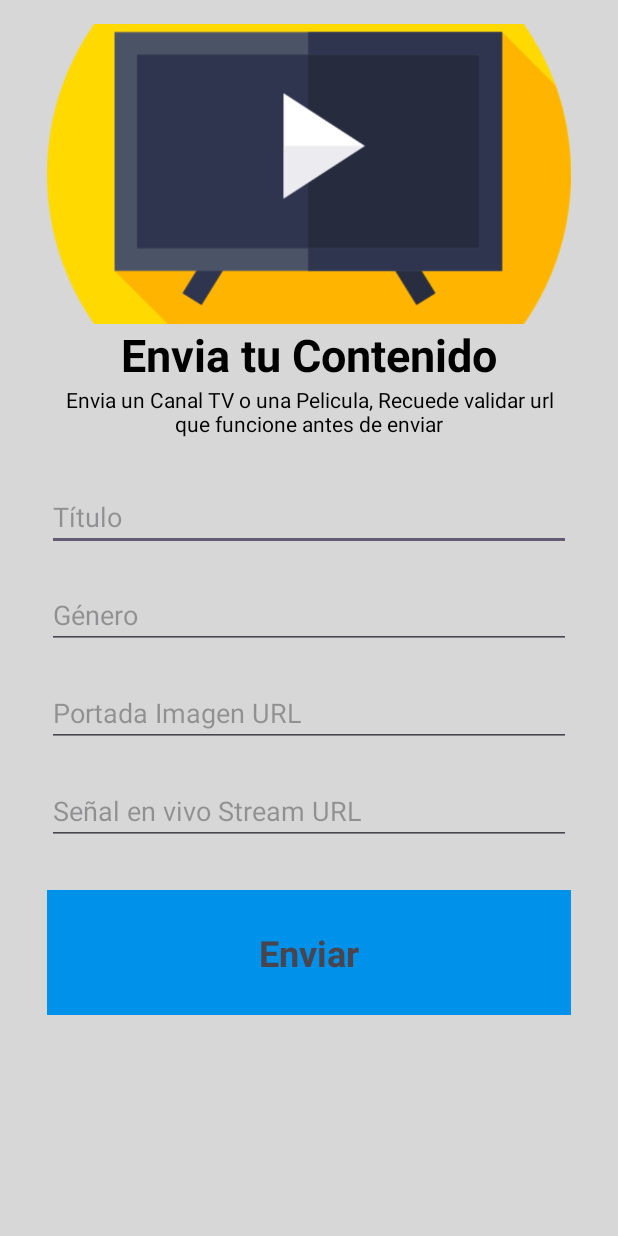
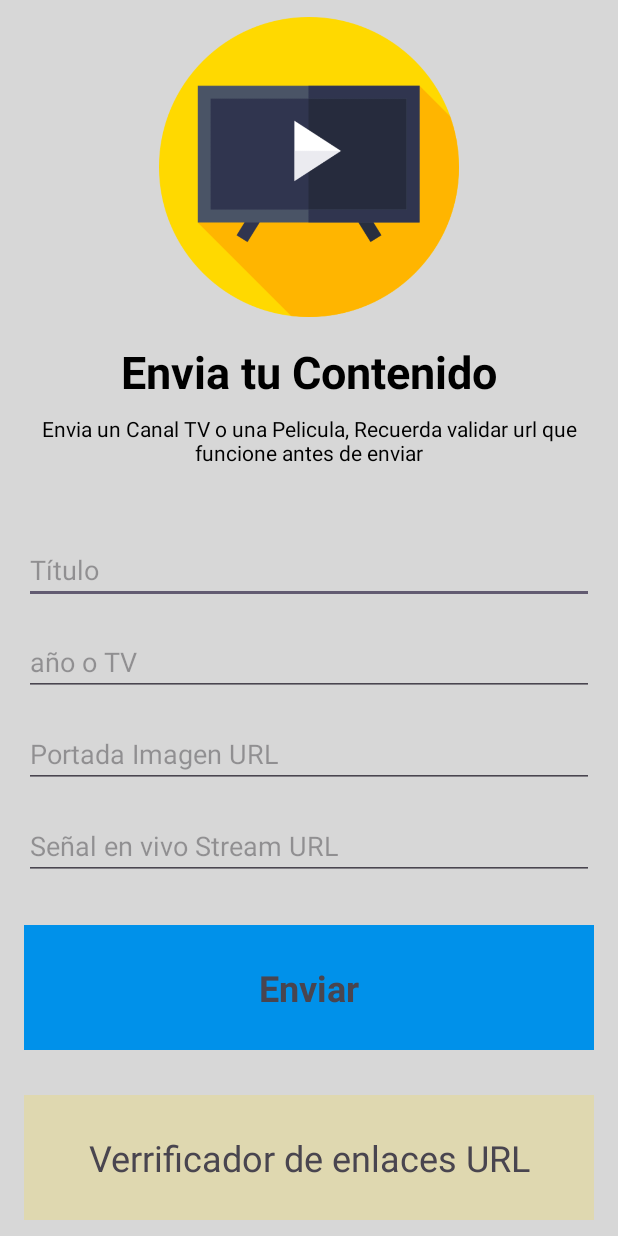
Before and after one commit to CreativeMB/CineFlexURL, an Android app: the screen it shows after launch (MainActivity), on a phone screen of 412 x 824 dp. Run offline under Robolectric (Android 15) with nearby library versions, the phone set to English and light mode, and no system bars; our stand-ins replace Firebase (no records; nobody signed in at launch, a user with empty details on screens opened directly).

Commit message:
unicio 3

```diff
--- a/app/src/main/AndroidManifest.xml
+++ b/app/src/main/AndroidManifest.xml
@@ -1,6 +1,7 @@
 <?xml version="1.0" encoding="utf-8"?>
 <manifest xmlns:android="http://schemas.android.com/apk/res/android"
     xmlns:tools="http://schemas.android.com/tools">
+    <uses-permission android:name="android.permission.INTERNET" />
 
     <application
         android:allowBackup="true"
--- a/app/src/main/res/layout/activity_main.xml
+++ b/app/src/main/res/layout/activity_main.xml
@@ -13,8 +13,6 @@
             android:layout_width="match_parent"
             android:layout_height="wrap_content"
             android:layout_gravity="center"
-            android:layout_marginEnd="15dp"
-            android:layout_marginStart="15dp"
             android:orientation="vertical"
             android:padding="16dp">
 
@@ -22,8 +20,8 @@
                 android:layout_width="match_parent"
                 android:layout_height="200dp"
                 android:src="@drawable/icono"
-                android:scaleType="centerCrop"
-                android:contentDescription="Descripción de la imagen" />
+                android:contentDescription="Descripción de la imagen"
+                android:layout_marginBottom="16dp" />
 
             <TextView
                 android:layout_width="wrap_content"
@@ -32,16 +30,18 @@
                 android:textSize="30sp"
                 android:textStyle="bold"
                 android:layout_gravity="center_horizontal"
-                android:textColor="#000000" />
+                android:textColor="#000000"
+                android:layout_marginBottom="8dp" />
 
             <TextView
                 android:layout_width="wrap_content"
                 android:layout_height="wrap_content"
-                android:text="Envia un Canal TV o una Pelicula, Recuede validar url que funcione antes de enviar"
+                android:text="Envia un Canal TV o una Pelicula, Recuerda validar url que funcione antes de enviar"
                 android:layout_gravity="center_horizontal"
                 android:gravity="center"
                 android:paddingBottom="30dp"
-                android:textColor="#000000" />
+                android:textColor="#000000"
+                android:layout_marginBottom="16dp" />
 
             <EditText
                 android:id="@+id/titleEditText"
@@ -50,16 +50,16 @@
                 android:hint="Título"
                 android:inputType="text"
                 android:textSize="18sp"
-                android:layout_marginBottom="20dp" />
+                android:layout_marginBottom="16dp" />
 
             <EditText
                 android:id="@+id/synopsisEditText"
                 android:layout_width="match_parent"
                 android:layout_height="wrap_content"
-                android:hint="Género"
+                android:hint="año o TV"
                 android:inputType="text"
                 android:textSize="18sp"
-                android:layout_marginBottom="20dp" />
+                android:layout_marginBottom="16dp" />
 
             <EditText
                 android:id="@+id/imageUrlEditText"
@@ -68,7 +68,7 @@
                 android:hint="Portada Imagen URL"
                 android:inputType="textUri"
                 android:textSize="18sp"
-                android:layout_marginBottom="20dp" />
+                android:layout_marginBottom="16dp" />
 
             <EditText
                 android:id="@+id/streamUrlEditText"
@@ -88,7 +88,18 @@
                 android:textStyle="bold"
                 android:padding="25dp"
                 android:background="#0091EA"
+                android:layout_marginBottom="30dp"
                 android:text="Enviar" />
+
+            <TextView
+                android:id="@+id/url"
+                android:layout_width="match_parent"
+                android:layout_height="wrap_content"
+                android:gravity="center"
+                android:textSize="24sp"
+                android:background="#2FFFD600"
+                android:padding="25dp"
+                android:text="Verrificador de enlaces URL" />
         </LinearLayout>
     </ScrollView>
 </androidx.coordinatorlayout.widget.CoordinatorLayout>
```
Also changed, not shown: app/src/main/java/com/creativem/cineflexurl/MainActivity.kt (+38 -4 lines).
